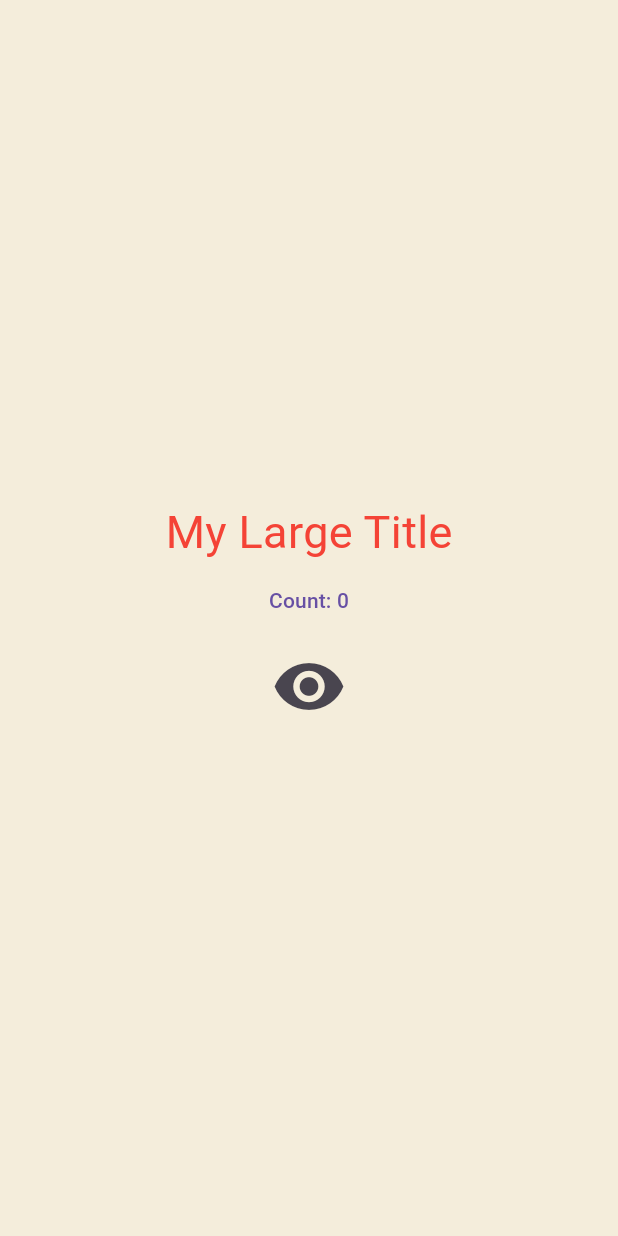
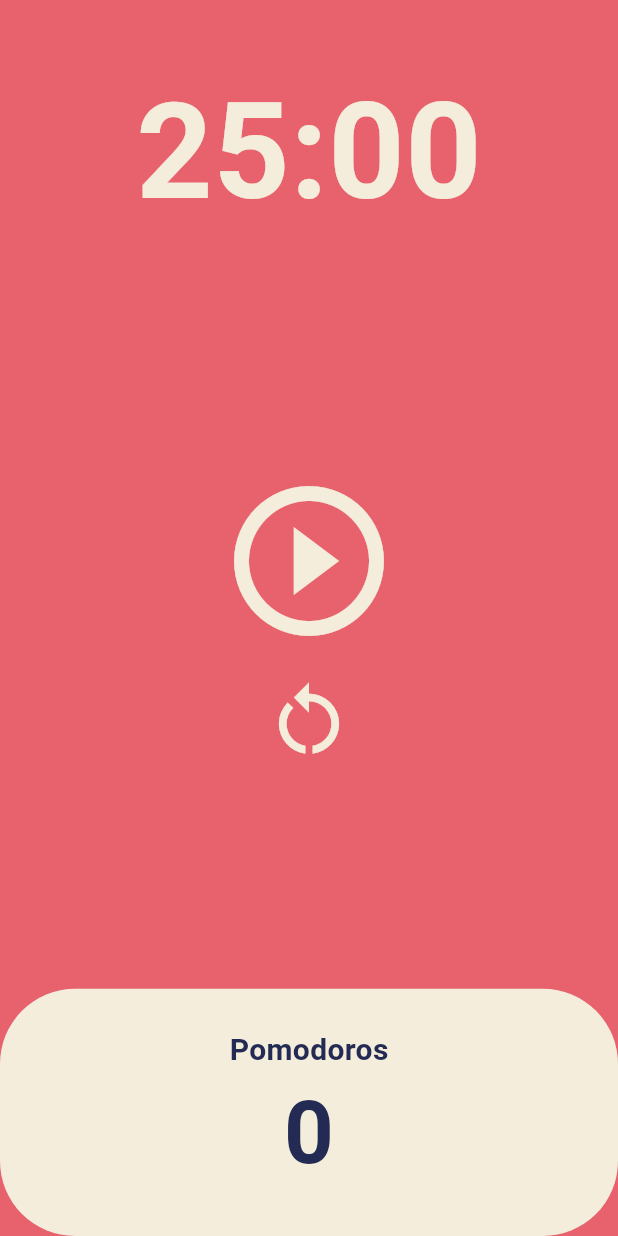
Before and after one commit to JeinJang/toonflix, a Flutter app: the screen it shows after launch, on a phone screen of 412 x 824 dp. Run offline on Flutter 3.47's test engine with Material 3 defaults, Android fonts, the phone set to English and light mode, and no system bars.

Commit message:
✨ pomodoro app

```diff
--- a/lib/main.dart
+++ b/lib/main.dart
@@ -1,114 +1,28 @@
 import 'package:flutter/material.dart';
-
-class Player {
-  String name;
-  Player({required this.name});
-
-  // String? name;
-  // Player({this.name});
-}
+import 'package:toonflix/screens/home_screen.dart';
 
 void main() {
   runApp(const App());
 }
 
-// stateful widget tutorial
-
-class App extends StatefulWidget {
+class App extends StatelessWidget {
   const App({super.key});
-
-  @override
-  State<App> createState() => _AppState();
-}
-
-class _AppState extends State<App> {
-  bool showTitle = true;
-
-  void toggleTitle() {
-    setState(() {
-      showTitle = !showTitle;
-    });
-  }
 
   @override
   Widget build(BuildContext context) {
     return MaterialApp(
       theme: ThemeData(
         textTheme: const TextTheme(
-          titleLarge: TextStyle(
-            color: Colors.red,
+          displayLarge: TextStyle(
+            color: Color(0xFF232B55),
           ),
         ),
-      ),
-      home: Scaffold(
-        backgroundColor: const Color(0xFFF4EDDB),
-        body: Center(
-          child: Column(
-            mainAxisAlignment: MainAxisAlignment.center,
-            children: [
-              showTitle
-                  ? const MyLargeTitle()
-                  : const Text(
-                      'nothing to see',
-                    ),
-              IconButton(
-                onPressed: toggleTitle,
-                icon: const Icon(Icons.remove_red_eye),
-                iconSize: 50,
-              ),
-            ],
-          ),
+        cardColor: const Color(0xFFF4EDDB),
+        colorScheme: ColorScheme.fromSwatch(
+          backgroundColor: const Color(0xFFE7626C),
         ),
       ),
+      home: const HomeScreen(),
     );
   }
 }
-
-class MyLargeTitle extends StatefulWidget {
-  const MyLargeTitle({
-    super.key,
-  });
-
-  @override
-  State<MyLargeTitle> createState() => _MyLargeTitleState();
-}
-
-class _MyLargeTitleState extends State<MyLargeTitle> {
-  int count = 0;
-
-  @override
-  void initState() {
-    super.initState();
-    print('initState');
-  }
-
-  @override
-  void dispose() {
-    print('dispose');
-    super.dispose();
-  }
-
-  @override
-  Widget build(BuildContext context) {
-    print('build');
-    return Column(
-      children: [
-        Text(
-          "My Large Title",
-          style: TextStyle(
-            fontSize: 30,
-            color: Theme.of(context).textTheme.titleLarge?.color,
-          ),
-        ),
-        TextButton(
-          onPressed: () {
-            setState(() {
-              count++;
-            });
-          },
-          child: Text("Count: $count"),
-        ),
-      ],
-    );
-  }
-}
--- /dev/null
+++ b/lib/screens/home_screen.dart
@@ -0,0 +1,155 @@
+import 'dart:async';
+import 'package:flutter/material.dart';
+
+class HomeScreen extends StatefulWidget {
+  const HomeScreen({super.key});
+
+  @override
+  State<HomeScreen> createState() => _HomeScreenState();
+}
+
+class _HomeScreenState extends State<HomeScreen> {
+  static const twentyFiveMinutes = 25 * 60;
+  int totalSeconds = twentyFiveMinutes;
+  bool isRunning = false;
+  int totalPomodoros = 0;
+  late Timer timer;
+
+  void onTick(Timer timer) {
+    if (totalSeconds == 0) {
+      setState(() {
+        totalPomodoros++;
+        isRunning = false;
+        totalSeconds = twentyFiveMinutes;
+      });
+      timer.cancel();
+    } else {
+      setState(() {
+        totalSeconds--;
+      });
+    }
+  }
+
+  void onStartPressed() {
+    timer = Timer.periodic(
+      const Duration(seconds: 1),
+      onTick,
+    );
+    setState(() {
+      isRunning = true;
+    });
+  }
+
+  void onPausePressed() {
+    timer.cancel();
+    setState(() {
+      isRunning = false;
+    });
+  }
+
+  void onResetPressed() {
+    timer.cancel();
+    setState(() {
+      totalSeconds = twentyFiveMinutes;
+      isRunning = false;
+    });
+  }
+
+  String format(int seconds) {
+    var duration = Duration(seconds: seconds);
+    return duration.toString().split('.').first.substring(2, 7);
+  }
+
+  @override
+  Widget build(BuildContext context) {
+    return Scaffold(
+      backgroundColor: Theme.of(context).colorScheme.background,
+      body: Column(
+        children: [
+          Flexible(
+            flex: 1,
+            child: Container(
+              alignment: Alignment.bottomCenter,
+              child: Text(
+                format(totalSeconds),
+                style: TextStyle(
+                  color: Theme.of(context).cardColor,
+                  fontSize: 89,
+                  fontWeight: FontWeight.w600,
+                ),
+              ),
+            ),
+          ),
+          Flexible(
+            flex: 3,
+            child: Column(
+              mainAxisAlignment: MainAxisAlignment.center,
+              children: [
+                Center(
+                  child: IconButton(
+                    iconSize: 120,
+                    onPressed: isRunning ? onPausePressed : onStartPressed,
+                    icon: Icon(
+                      isRunning
+                          ? Icons.pause_circle_outline
+                          : Icons.play_circle_outline,
+                      color: Theme.of(context).cardColor,
+                    ),
+                  ),
+                ),
+                Center(
+                  child: IconButton(
+                    iconSize: 60,
+                    onPressed: onResetPressed,
+                    icon: Icon(
+                      Icons.restart_alt,
+                      color: Theme.of(context).cardColor,
+                    ),
+                  ),
+                ),
+              ],
+            ),
+          ),
+          Flexible(
+            flex: 1,
+            child: Row(
+              children: [
+                Expanded(
+                  child: Container(
+                    decoration: BoxDecoration(
+                      borderRadius: BorderRadius.circular(50),
+                      color: Theme.of(context).cardColor,
+                    ),
+                    child: Column(
+                      mainAxisAlignment: MainAxisAlignment.center,
+                      children: [
+                        Text(
+                          'Pomodoros',
+                          style: TextStyle(
+                            fontSize: 20,
+                            fontWeight: FontWeight.w600,
+                            color:
+                                Theme.of(context).textTheme.displayLarge!.color,
+                          ),
+                        ),
+                        Text(
+                          '$totalPomodoros',
+                          style: TextStyle(
+                            fontSize: 58,
+                            fontWeight: FontWeight.w600,
+                            color:
+                                Theme.of(context).textTheme.displayLarge!.color,
+                          ),
+                        ),
+                      ],
+                    ),
+                  ),
+                ),
+              ],
+            ),
+          ),
+        ],
+      ),
+    );
+  }
+}
```
